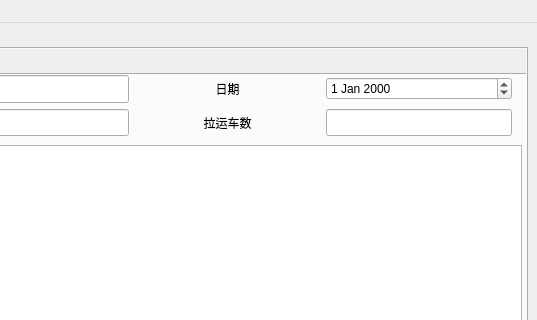
Old version of the form 报表生成/ui/main.ui in the repository enjoylearning96/QT; both pictures show x 263 to 800 and y 0 to 320 of the 800 by 600 pixel window.
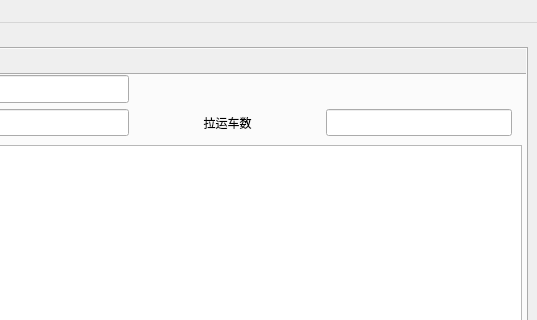
New version of the form.

The edit to the form file:
```diff
--- a/报表生成/ui/main.ui
+++ b/报表生成/ui/main.ui
@@ -239,29 +239,6 @@
            </property>
           </widget>
          </item>
-         <item row="0" column="3">
-          <widget class="QDateEdit" name="dateEdit">
-           <property name="currentSection">
-            <enum>QDateTimeEdit::YearSection</enum>
-           </property>
-          </widget>
-         </item>
-         <item row="0" column="2">
-          <widget class="QLabel" name="label_7">
-           <property name="sizePolicy">
-            <sizepolicy hsizetype="Expanding" vsizetype="Expanding">
-             <horstretch>1</horstretch>
-             <verstretch>1</verstretch>
-            </sizepolicy>
-           </property>
-           <property name="text">
-            <string>日期</string>
-           </property>
-           <property name="alignment">
-            <set>Qt::AlignCenter</set>
-           </property>
-          </widget>
-         </item>
         </layout>
        </widget>
       </widget>
```
Left out of the diff: 23 changed lines with no effect on the pictures.
